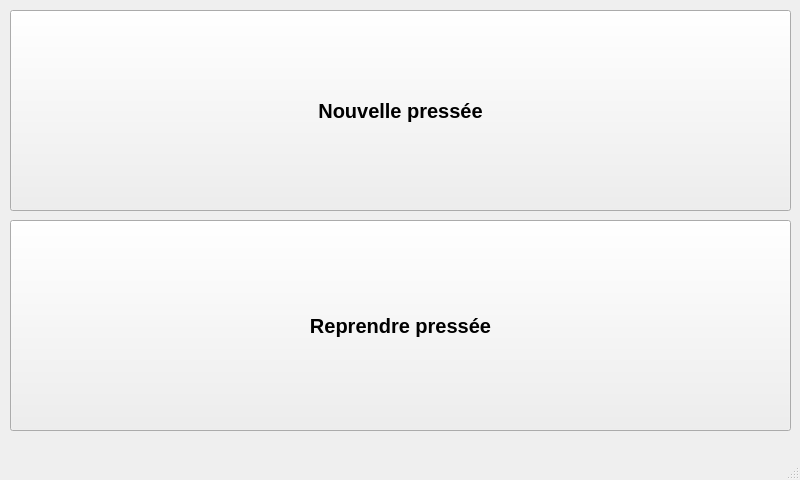
This is pageaccueil.ui in YanisKer/ProjetPomme as Qt 5 draws it before an edit. The edited form follows.
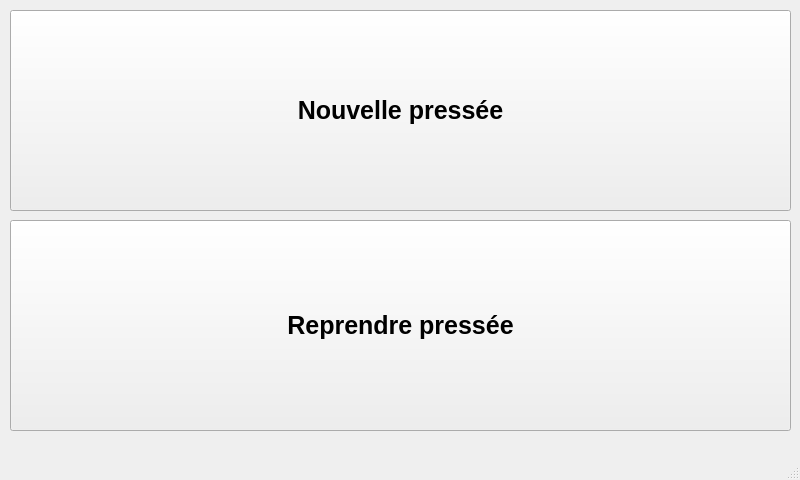
This is the edited form.

```diff
--- a/pageaccueil.ui
+++ b/pageaccueil.ui
@@ -25,7 +25,7 @@
     </property>
     <property name="font">
      <font>
-      <pointsize>15</pointsize>
+      <pointsize>19</pointsize>
       <bold>true</bold>
      </font>
     </property>
@@ -44,7 +44,7 @@
     </property>
     <property name="font">
      <font>
-      <pointsize>15</pointsize>
+      <pointsize>19</pointsize>
       <bold>true</bold>
      </font>
     </property>
```
Left out of the diff: 2 changed lines with no effect on the pictures.
